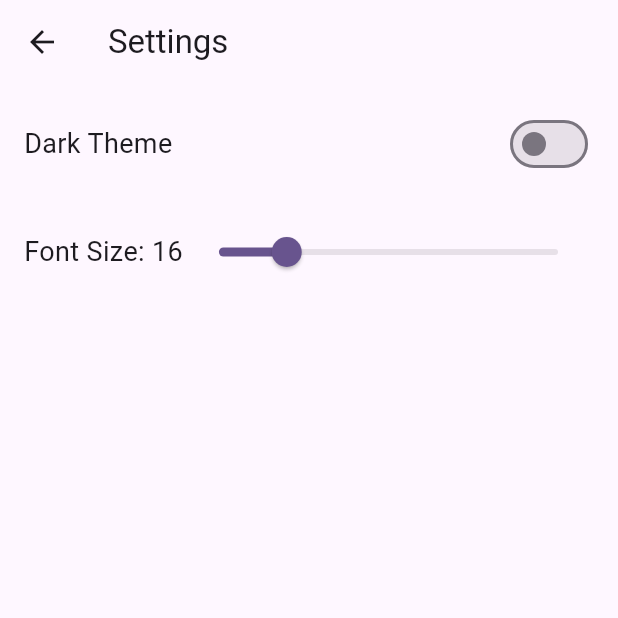
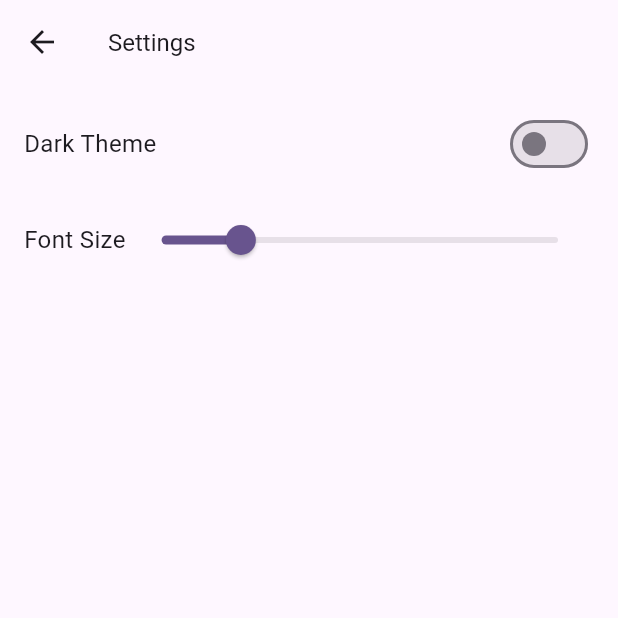
Before and after one commit to halumgrr/CSE_4790_IT, a Flutter app: the screen it shows after launch, after a tap on the "settings" icon, on a phone screen of 412 x 824 dp, the top half of it. Run offline on Flutter 3.47's test engine with Material 3 defaults, Android fonts, the phone set to English and light mode, and no system bars; our stand-ins replace flutter_riverpod, go_router, sembast, shared_preferences.

Commit message:
anything that is text is scaled using the fontslider

```diff
--- a/note_app/lib/screens/home_screen.dart
+++ b/note_app/lib/screens/home_screen.dart
@@ -13,7 +13,7 @@ class HomeScreen extends ConsumerWidget {
   final fontSize = ref.watch(fontSizeProvider);
     return Scaffold(
       appBar: AppBar(
-        title: const Text('Notes'),
+        title: Text('Notes', style: TextStyle(fontSize: fontSize)),
         actions: [
           IconButton(
             icon: const Icon(Icons.settings),
--- a/note_app/lib/screens/settings_screen.dart
+++ b/note_app/lib/screens/settings_screen.dart
@@ -13,7 +13,9 @@ class SettingsScreen extends ConsumerWidget {
     final fontSize = ref.watch(fontSizeProvider);
     final fontSizeNotifier = ref.read(fontSizeProvider.notifier);
     return Scaffold(
-      appBar: AppBar(title: const Text('Settings')),
+      appBar: AppBar(
+        title: Text('Settings', style: TextStyle(fontSize: fontSize)),
+      ),
       body: Padding(
         padding: const EdgeInsets.all(16.0),
         child: Column(
@@ -22,7 +24,7 @@ class SettingsScreen extends ConsumerWidget {
             Row(
               mainAxisAlignment: MainAxisAlignment.spaceBetween,
               children: [
-                const Text('Dark Theme', style: TextStyle(fontSize: 18)),
+                Text('Dark Theme', style: TextStyle(fontSize: fontSize)),
                 Switch(
                   value: themeMode == ThemeMode.dark,
                   onChanged: (val) {
@@ -31,11 +33,11 @@ class SettingsScreen extends ConsumerWidget {
                 ),
               ],
             ),
-            const SizedBox(height: 24),
+            SizedBox(height: fontSize),
             Row(
               mainAxisAlignment: MainAxisAlignment.spaceBetween,
               children: [
-                Text('Font Size: ${fontSize.toStringAsFixed(0)}', style: const TextStyle(fontSize: 18)),
+                Text('Font Size', style: TextStyle(fontSize: fontSize)),
                 Expanded(
                   child: Slider(
                     min: 12,
```
Also changed, not shown: note_app/lib/screens/note_edit_screen.dart (+6 -3 lines).
